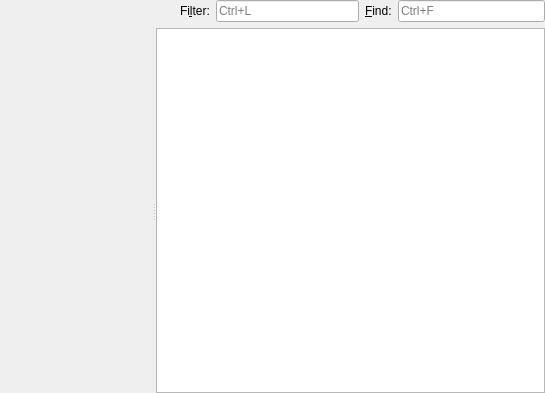
Above: gstreamerlogwidget.ui from task-jp/gstreamer-log-viewer before the change. Below: the same form after it.
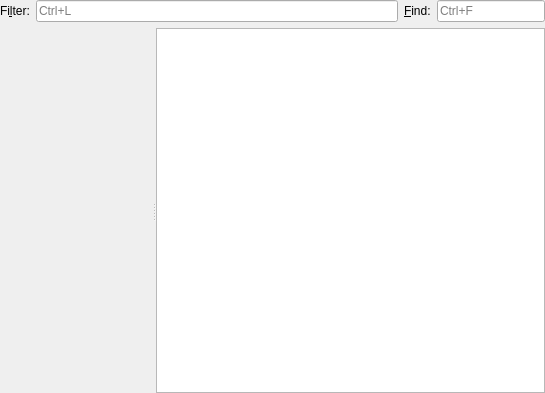
That is the form after the change. Custom widgets are drawn as their Qt base class.

What changed in the file:
```diff
--- a/gstreamerlogwidget.ui
+++ b/gstreamerlogwidget.ui
@@ -28,19 +28,6 @@
    </property>
    <item>
     <layout class="QHBoxLayout" name="horizontalLayout">
-     <item>
-      <spacer name="horizontalSpacer">
-       <property name="orientation">
-        <enum>Qt::Orientation::Horizontal</enum>
-       </property>
-       <property name="sizeHint" stdset="0">
-        <size>
-         <width>40</width>
-         <height>20</height>
-        </size>
-       </property>
-      </spacer>
-     </item>
      <item>
       <layout class="QFormLayout" name="formLayout_2">
        <item row="0" column="0">
@@ -76,6 +63,12 @@
        </item>
        <item row="0" column="1">
         <widget class="LineEdit" name="find">
+         <property name="sizePolicy">
+          <sizepolicy hsizetype="Preferred" vsizetype="Fixed">
+           <horstretch>0</horstretch>
+           <verstretch>0</verstretch>
+          </sizepolicy>
+         </property>
          <property name="placeholderText">
           <string>Ctrl+F</string>
          </property>
```
